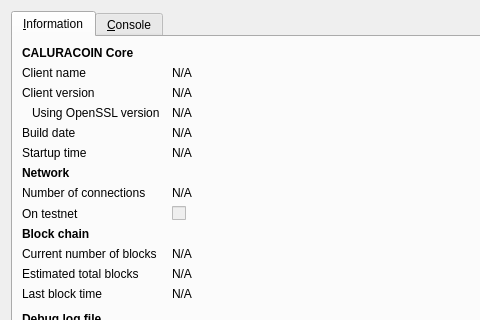
Old version of the form src/qt/forms/rpcconsole.ui in the repository laurobeleche/Caluracoin; both pictures show x 0 to 480 and y 0 to 320 of the 740 by 450 pixel window.
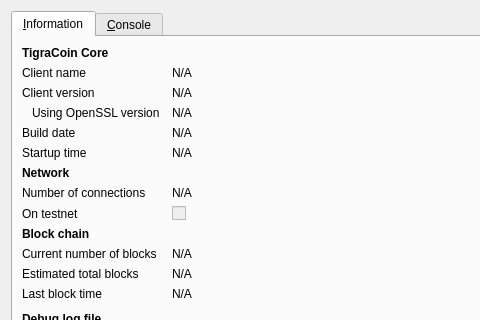
New version of the form. Icons and pictures are not drawn.

Diff of the .ui file:
```diff
--- a/src/qt/forms/rpcconsole.ui
+++ b/src/qt/forms/rpcconsole.ui
@@ -36,7 +36,7 @@
           </font>
          </property>
          <property name="text">
-          <string>CALURACOIN Core</string>
+          <string>TigraCoin Core</string>
          </property>
         </widget>
        </item>
```
Left out of the diff: 6 changed lines with no effect on the pictures.
